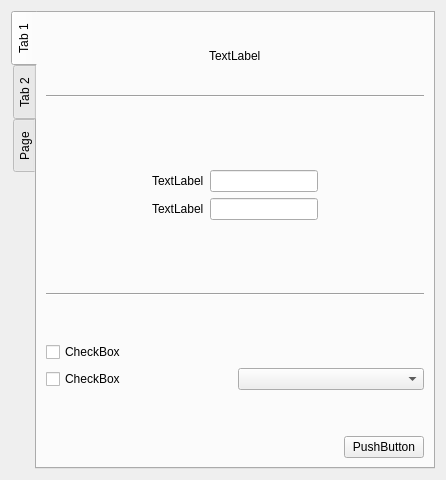
First picture: the form in customtab.ui, repository CrazyKangaroo/ThinView, before the edit.
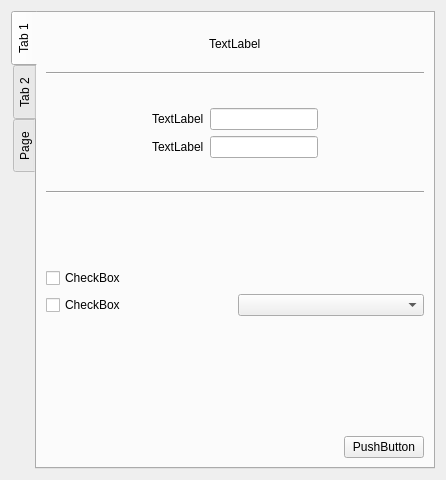
Second picture: the form after the edit. The open tabs and pages were chosen to show the change.

```diff
--- a/customtab.ui
+++ b/customtab.ui
@@ -198,21 +198,34 @@
            </property>
           </widget>
          </item>
+         <item>
+          <spacer name="verticalSpacer_12">
+           <property name="orientation">
+            <enum>Qt::Vertical</enum>
+           </property>
+           <property name="sizeHint" stdset="0">
+            <size>
+             <width>20</width>
+             <height>40</height>
+            </size>
+           </property>
+          </spacer>
+         </item>
+         <item>
+          <spacer name="verticalSpacer_13">
+           <property name="orientation">
+            <enum>Qt::Vertical</enum>
+           </property>
+           <property name="sizeHint" stdset="0">
+            <size>
+             <width>20</width>
+             <height>40</height>
+            </size>
+           </property>
+          </spacer>
+         </item>
          <item>
           <layout class="QVBoxLayout" name="verticalLayout_6">
-           <item>
-            <spacer name="verticalSpacer_6">
-             <property name="orientation">
-              <enum>Qt::Vertical</enum>
-             </property>
-             <property name="sizeHint" stdset="0">
-              <size>
-               <width>20</width>
-               <height>40</height>
-              </size>
-             </property>
-            </spacer>
-           </item>
            <item>
             <layout class="QVBoxLayout" name="verticalLayout_4">
              <item>
@@ -255,6 +268,32 @@
              </item>
             </layout>
            </item>
+           <item>
+            <spacer name="verticalSpacer_6">
+             <property name="orientation">
+              <enum>Qt::Vertical</enum>
+             </property>
+             <property name="sizeHint" stdset="0">
+              <size>
+               <width>20</width>
+               <height>40</height>
+              </size>
+             </property>
+            </spacer>
+           </item>
+           <item>
+            <spacer name="verticalSpacer_14">
+             <property name="orientation">
+              <enum>Qt::Vertical</enum>
+             </property>
+             <property name="sizeHint" stdset="0">
+              <size>
+               <width>20</width>
+               <height>40</height>
+              </size>
+             </property>
+            </spacer>
+           </item>
            <item>
             <spacer name="verticalSpacer_7">
              <property name="orientation">
```
Left out of the diff: 2 changed lines with no effect on the pictures.
